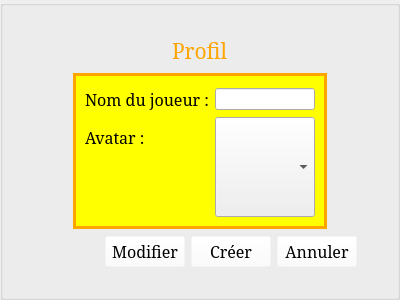
Before: the Qt Designer form StreetCar/StreetCar/ProfilMenu.ui in paboccard/Projet_Prog_Jeu, drawn with Qt 5.
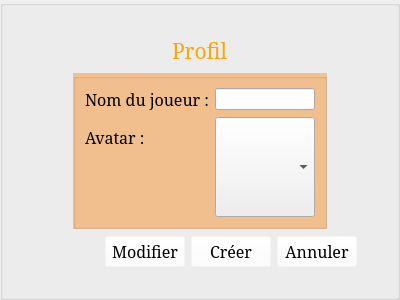
After: the same form once the commit is applied. Icons and pictures are not drawn.

Patch:
```diff
--- a/StreetCar/StreetCar/ProfilMenu.ui
+++ b/StreetCar/StreetCar/ProfilMenu.ui
@@ -140,10 +140,10 @@
         <item>
          <widget class="QGroupBox" name="groupBoxProfile">
           <property name="styleSheet">
-           <string notr="true">#groupBoxProfile {
-	background-color:yellow;
-	border: 3px solid orange;
-}</string>
+           <string notr="true">#groupBoxProfile{
+	background-color: rgba(255,128, 0, 100);
+}
+</string>
           </property>
           <property name="title">
            <string/>
```
